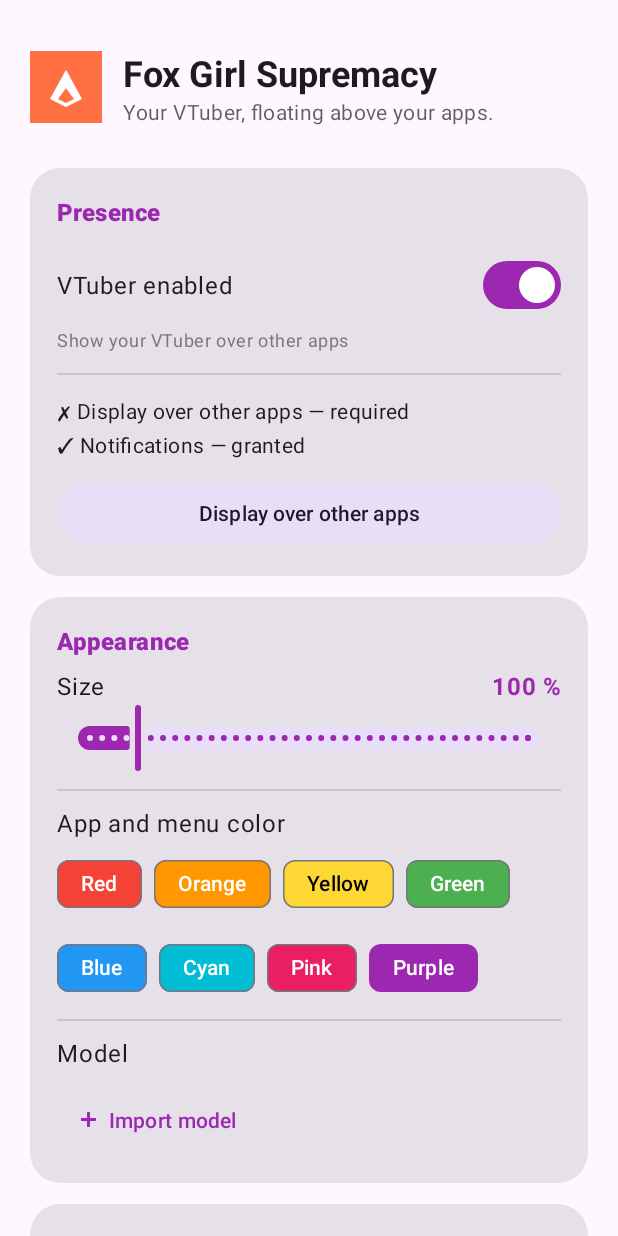
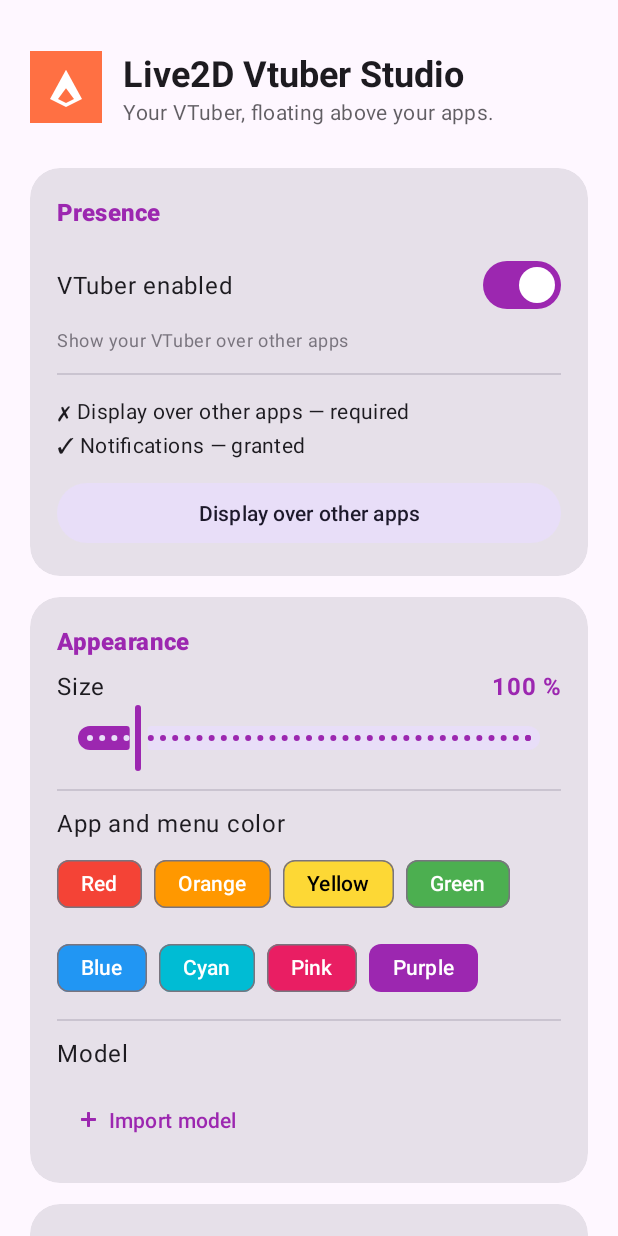
Before and after one commit to theB1T3of87/teste2, an Android app: the screen it shows after launch (MainActivity), on a phone screen of 412 x 824 dp. Run offline under Robolectric (Android 15) with nearby library versions, the phone set to English and light mode, and no system bars.

Commit message:
Rename app to Live2D Vtuber Studio

```diff
--- a/app/src/main/res/values/strings.xml
+++ b/app/src/main/res/values/strings.xml
@@ -1,6 +1,6 @@
 <?xml version="1.0" encoding="utf-8"?>
 <resources>
-    <string name="app_name">Fox Girl Supremacy</string>
+    <string name="app_name">Live2D Vtuber Studio</string>
     <string name="notif_channel_name">VTuber</string>
     <string name="notif_title">Your VTuber is here</string>
     <string name="notif_text">They are hanging out above your apps.</string>
```
